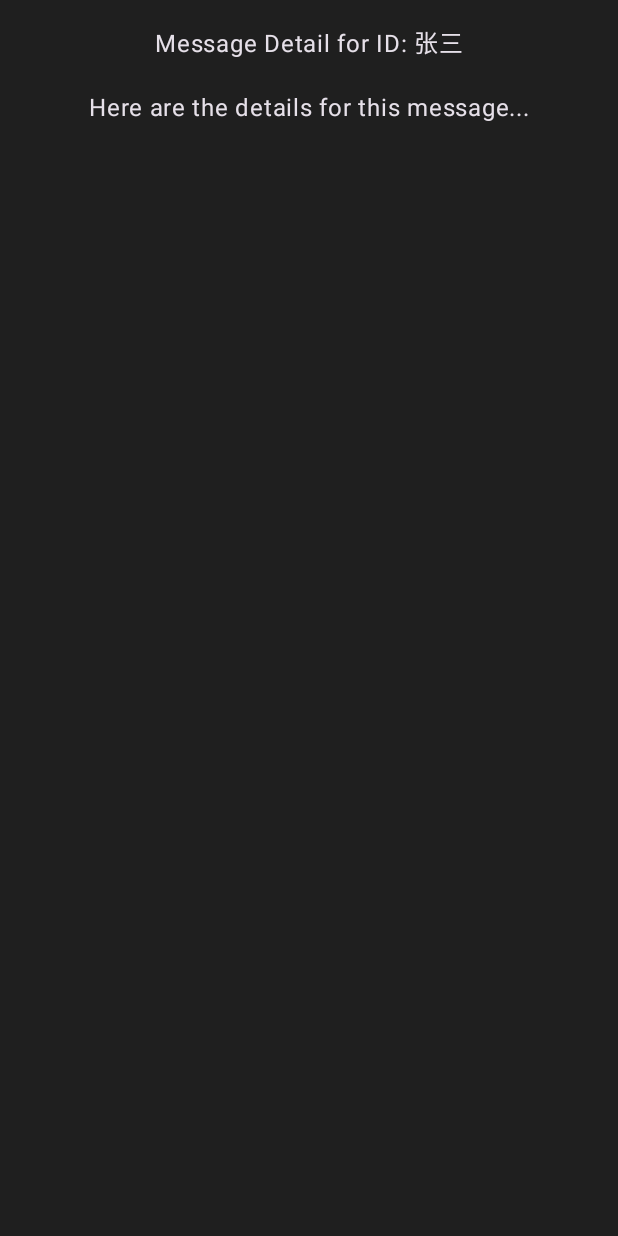
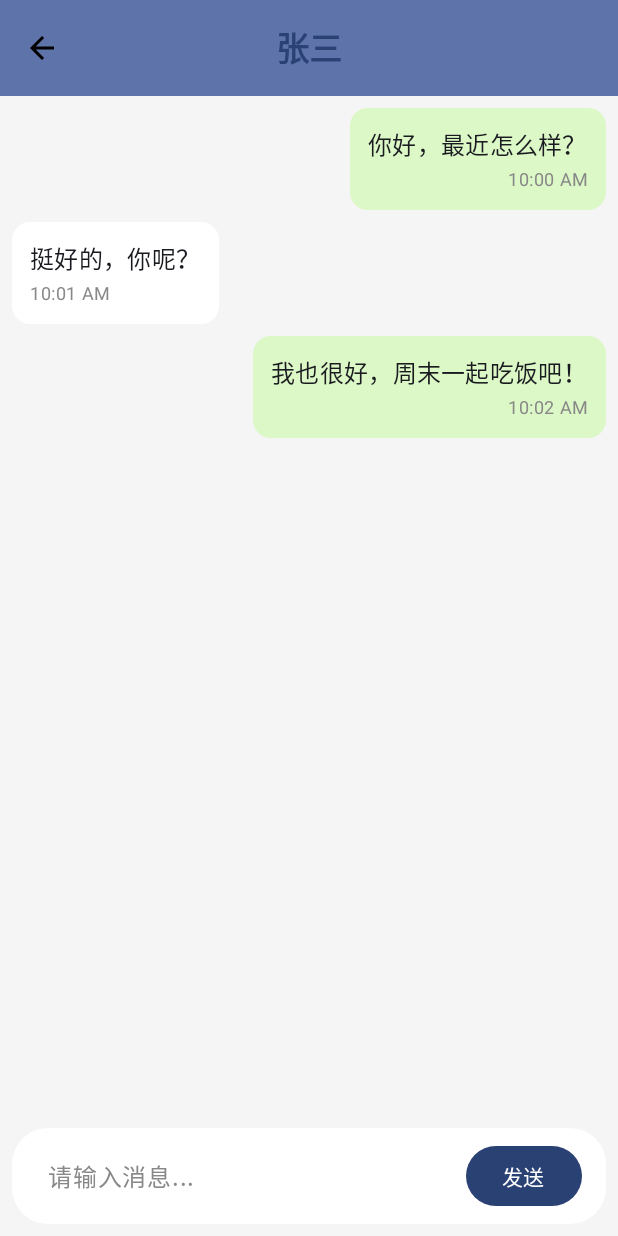
Before and after one commit to MislayG323/MWeiChat, an Android app built with Jetpack Compose: the screen it shows after launch (MainActivity), after a tap on "张三", on a phone screen of 412 x 824 dp. Run offline under Robolectric (Android 15) with nearby library versions, the phone set to English and light mode, and no system bars.

Commit message:
新增：聊天详情页发送消息

```diff
--- a/app/src/main/AndroidManifest.xml
+++ b/app/src/main/AndroidManifest.xml
@@ -16,7 +16,8 @@
             android:name=".MainActivity"
             android:exported="true"
             android:label="@string/app_name"
-            android:theme="@style/Theme.MWeiChat">
+            android:theme="@style/Theme.MWeiChat"
+            android:windowSoftInputMode="adjustResize">
             <intent-filter>
                 <action android:name="android.intent.action.MAIN" />
 
--- a/app/src/main/java/com/example/mweichat/AppNavigation.kt
+++ b/app/src/main/java/com/example/mweichat/AppNavigation.kt
@@ -11,7 +11,8 @@ import androidx.navigation.NavHostController
 import androidx.navigation.compose.NavHost
 import androidx.navigation.compose.composable
 import com.example.home.HomeScreen
-import com.example.home.MessageDetailScreen
+import com.example.home.Message
+import com.example.home.WeChatChatScreen
 
 @Composable
 fun AppNavigation(navController: NavHostController, modifier: Modifier = Modifier) {
@@ -27,7 +28,17 @@ fun AppNavigation(navController: NavHostController, modifier: Modifier = Modifie
             // 从 NavBackStackEntry 中获取参数
             val messageId = backStackEntry.arguments?.getString("messageId")
             messageId?.let {
-                MessageDetailScreen(it)
+                val messages = listOf(
+                    Message("user1", "你好，最近怎么样？", "10:00 AM"),
+                    Message("user2", "挺好的，你呢？", "10:01 AM"),
+                    Message("user1", "我也很好，周末一起吃饭吧！", "10:02 AM")
+                )
+                WeChatChatScreen(
+                    messages = messages,
+                    currentUser = "user1",
+                    chatTitle = messageId,
+                    onBack = { navController.popBackStack() }
+                )
             }
         }
     }
--- a/app/src/main/java/com/example/mweichat/ui/theme/Theme.kt
+++ b/app/src/main/java/com/example/mweichat/ui/theme/Theme.kt
@@ -58,14 +58,7 @@ fun MWeiChatTheme(
     val weChatTextSecondary = Color(0xFFAAAAAA)
 
     MaterialTheme(
-        colorScheme = darkColorScheme(
-            primary = weChatTextPrimary,
-            onPrimary = Color.Black,
-            background = weChatDarkBackground,
-            surface = weChatDarkSurface,
-            onSurface = weChatTextPrimary,
-            secondary = weChatTextSecondary,
-        ),
+        colorScheme = colorScheme,
         typography = Typography,
         content = content
     )
--- /dev/null
+++ b/modules/home/src/main/java/com/example/home/ChatDetailScreen.kt
@@ -0,0 +1,226 @@
+package com.example.home
+
+import androidx.compose.foundation.background
+import androidx.compose.foundation.layout.Arrangement
+import androidx.compose.foundation.layout.Column
+import androidx.compose.foundation.layout.Row
+import androidx.compose.foundation.layout.Spacer
+import androidx.compose.foundation.layout.fillMaxSize
+import androidx.compose.foundation.layout.fillMaxWidth
+import androidx.compose.foundation.layout.height
+import androidx.compose.foundation.layout.imePadding
+import androidx.compose.foundation.layout.padding
+import androidx.compose.foundation.layout.width
+import androidx.compose.foundation.layout.widthIn
+import androidx.compose.foundation.rememberScrollState
+import androidx.compose.foundation.shape.RoundedCornerShape
+import androidx.compose.foundation.text.BasicTextField
+import androidx.compose.foundation.verticalScroll
+import androidx.compose.material.icons.Icons
+import androidx.compose.material.icons.filled.ArrowBack
+import androidx.compose.material3.Button
+import androidx.compose.material3.CenterAlignedTopAppBar
+import androidx.compose.material3.ExperimentalMaterial3Api
+import androidx.compose.material3.Icon
+import androidx.compose.material3.IconButton
+import androidx.compose.material3.MaterialTheme
+import androidx.compose.material3.Scaffold
+import androidx.compose.material3.Text
+import androidx.compose.material3.TopAppBarDefaults
+import androidx.compose.material3.rememberTopAppBarState
+import androidx.compose.runtime.Composable
+import androidx.compose.runtime.getValue
+import androidx.compose.runtime.mutableStateOf
+import androidx.compose.runtime.remember
+import androidx.compose.runtime.setValue
+import androidx.compose.ui.Alignment
+import androidx.compose.ui.Modifier
+import androidx.compose.ui.graphics.Color
+import androidx.compose.ui.text.font.FontWeight
+import androidx.compose.ui.text.style.TextAlign
+import androidx.compose.ui.text.style.TextOverflow
+import androidx.compose.ui.tooling.preview.Preview
+import androidx.compose.ui.unit.dp
+import androidx.compose.ui.unit.sp
+
+@OptIn(ExperimentalMaterial3Api::class)
+@Composable
+fun WeChatChatScreen(messages: List<Message>, currentUser: String, chatTitle: String, onBack: () -> Unit) {
+    var messageList by remember { mutableStateOf(messages) }
+    var newMessageContent by remember { mutableStateOf("") }
+    val scrollBehavior = TopAppBarDefaults.pinnedScrollBehavior(rememberTopAppBarState())
+    Scaffold(
+        topBar = {
+            CenterAlignedTopAppBar(
+                colors = TopAppBarDefaults.centerAlignedTopAppBarColors(
+                    containerColor = MaterialTheme.colorScheme.primaryContainer,
+                    titleContentColor = MaterialTheme.colorScheme.primary,
+                ),
+                title = {
+                    Text(
+                        chatTitle,
+                        maxLines = 1,
+                        overflow = TextOverflow.Ellipsis,
+                        style = MaterialTheme.typography.titleLarge.copy(fontWeight = FontWeight.Bold)
+                    )
+                },
+                navigationIcon = {
+                    IconButton(onClick = onBack) {
+                        Icon(
+                            imageVector = Icons.Default.ArrowBack,
+                            contentDescription = "Back",
+                            tint = Color.Black
+                        )
+                    }
+                },
+                scrollBehavior = scrollBehavior,
+            )
+        }
+    ) { innerPadding ->
+        Column(
+            modifier = Modifier
+                .fillMaxSize()
+                .background(Color(0xFFF5F5F5))
+                .padding(innerPadding)
+                .imePadding() // 添加此修饰符
+        ) {
+            // Message List
+            Column(
+                modifier = Modifier
+                    .weight(1f)
+                    .verticalScroll(rememberScrollState())
+                    .padding(8.dp)
+            ) {
+                messageList.forEach { message ->
+                    if (message.sender == currentUser) {
+                        SentMessageBubble(message)
+                    } else {
+                        ReceivedMessageBubble(message)
+                    }
+                    Spacer(modifier = Modifier.height(8.dp))
+                }
+            }
+
+            // Input Bar
+            Row(
+                modifier = Modifier
+                    .fillMaxWidth()
+                    .padding(8.dp)
+                    .background(Color.White, RoundedCornerShape(24.dp))
+                    .padding(horizontal = 16.dp, vertical = 8.dp),
+                verticalAlignment = Alignment.CenterVertically
+            ) {
+                BasicTextField(
+                    value = newMessageContent,
+                    onValueChange = { newMessageContent = it },
+                    modifier = Modifier
+                        .weight(1f)
+                        .padding(8.dp),
+                    singleLine = true,
+                    decorationBox = { innerTextField ->
+                        if (newMessageContent.isEmpty()) {
+                            Text("请输入消息...", color = Color.Gray)
+                        }
+                        innerTextField()
+                    }
+                )
+
+                Spacer(modifier = Modifier.width(8.dp))
+
+                Button(onClick = {
+                    if (newMessageContent.isNotBlank()) {
+                        messageList = messageList + Message(currentUser, newMessageContent, "现在")
+                        newMessageContent = ""
+                    }
+                }) {
+                    Text("发送")
+                }
+            }
+        }
+    }
+}
+
+
+@Composable
+fun SentMessageBubble(message: Message) {
+    Row(
+        modifier = Modifier.fillMaxWidth(),
+        horizontalArrangement = Arrangement.End
+    ) {
+        Column(
+            horizontalAlignment = Alignment.End,
+            modifier = Modifier
+                .background(Color(0xFFDCF8C6), RoundedCornerShape(12.dp))
+                .padding(12.dp)
+                .widthIn(max = 250.dp)
+        ) {
+            Text(
+                text = message.content,
+                style = MaterialTheme.typography.bodyMedium,
+                fontSize = 16.sp
+            )
+            Spacer(modifier = Modifier.height(4.dp))
+            Text(
+                text = message.timestamp,
+                style = MaterialTheme.typography.bodySmall,
+                color = Color.Gray,
+                fontSize = 12.sp,
+                textAlign = TextAlign.End
+            )
+        }
+    }
+}
+
+@Composable
+fun ReceivedMessageBubble(message: Message) {
+    Row(
+        modifier = Modifier.fillMaxWidth(),
+        horizontalArrangement = Arrangement.Start
+    ) {
+        Column(
+            horizontalAlignment = Alignment.Start,
+            modifier = Modifier
+                .background(Color.White, RoundedCornerShape(12.dp))
+                .padding(12.dp)
+                .widthIn(max = 250.dp)
+        ) {
+            Text(
+                text = message.content,
+                style = MaterialTheme.typography.bodyMedium,
+                fontSize = 16.sp
+            )
+            Spacer(modifier = Modifier.height(4.dp))
+            Text(
+                text = message.timestamp,
+                style = MaterialTheme.typography.bodySmall,
+                color = Color.Gray,
+                fontSize = 12.sp,
+                textAlign = TextAlign.Start
+            )
+        }
+    }
+}
+
+// Sample data class for a message
+data class Message(
+    val sender: String,
+    val content: String,
+    val timestamp: String
+)
+
+
+@Preview
+@Composable
+fun ChatApp() {
+    val initialMessages = listOf(
+        Message("user1", "你好，最近怎么样？", "10:00 AM"),
+        Message("user2", "挺好的，你呢？", "10:01 AM"),
+        Message("user1", "周末一起吃饭吧！", "10:02 AM")
+    )
+    WeChatChatScreen(
+        messages = initialMessages,
+        currentUser = "user1",
+        chatTitle = "微信好友",
+        onBack = { /* 返回逻辑 */ }
+    )
+}
--- a/modules/home/src/main/java/com/example/home/HomeScreen.kt
+++ b/modules/home/src/main/java/com/example/home/HomeScreen.kt
@@ -2,39 +2,25 @@ package com.example.home
 
 import ChatItem
 import ListItem
-import androidx.compose.foundation.background
-import androidx.compose.foundation.layout.Column
 import androidx.compose.foundation.layout.PaddingValues
-import androidx.compose.foundation.layout.Spacer
 import androidx.compose.foundation.layout.fillMaxSize
-import androidx.compose.foundation.layout.height
 import androidx.compose.foundation.layout.padding
 import androidx.compose.foundation.lazy.LazyColumn
 import androidx.compose.foundation.lazy.items
 import androidx.compose.material3.ExperimentalMaterial3Api
-import androidx.compose.material3.MaterialTheme
 import androidx.compose.material3.Scaffold
-import androidx.compose.material3.Text
 import androidx.compose.material3.TopAppBarDefaults
 import androidx.compose.material3.rememberTopAppBarState
 import androidx.compose.runtime.Composable
-import androidx.compose.ui.Alignment
 import androidx.compose.ui.Modifier
-import androidx.compose.ui.graphics.Color
 import androidx.compose.ui.input.nestedscroll.nestedScroll
 import androidx.compose.ui.tooling.preview.Preview
-import androidx.compose.ui.unit.dp
 import androidx.navigation.NavController
 import androidx.navigation.compose.rememberNavController
 
 @OptIn(ExperimentalMaterial3Api::class)
 @Composable
 fun HomeScreen(navController: NavController) {
-    // 定义微信 Dark 模式背景色
-    val weChatDarkBackground = Color(0xFF1F1F1F)
-    val weChatDarkSurface = Color(0xFF2C2C2C)
-    val weChatTextPrimary = Color(0xFFECECEC)
-    val weChatTextSecondary = Color(0xFFAAAAAA)
 
     val scrollBehavior = TopAppBarDefaults.pinnedScrollBehavior(rememberTopAppBarState())
     val items = listOf(
@@ -52,16 +38,12 @@ fun HomeScreen(navController: NavController) {
                 onActionClick = { /* do something */ },
                 scrollBehavior = scrollBehavior
             )
-        },
-        containerColor = weChatDarkBackground
+        }
     ) { innerPadding ->
         ChatList(
             navController = navController,
             innerPadding = innerPadding,
-            items = items,
-            backgroundColor = weChatDarkSurface,
-            textColorPrimary = weChatTextPrimary,
-            textColorSecondary = weChatTextSecondary
+            items = items
         )
     }
 }
@@ -71,14 +53,10 @@ fun ChatList(
     navController: NavController,
     innerPadding: PaddingValues,
     items: List<ListItem>,
-    backgroundColor: Color,
-    textColorPrimary: Color,
-    textColorSecondary: Color
 ) {
     LazyColumn(
         modifier = Modifier
             .fillMaxSize()
-            .background(backgroundColor)
             .padding(innerPadding)
     ) {
         items(items) { item ->
@@ -87,8 +65,6 @@ fun ChatList(
                 name = item.name,
                 message = item.message,
                 time = item.time,
-                textColorPrimary = textColorPrimary,
-                textColorSecondary = textColorSecondary,
                 onClick = {
                     // 跳转到详情页并传递 messageId 参数
                     navController.navigate("detail/${item.name}")
@@ -99,20 +75,6 @@ fun ChatList(
 }
 
 @Composable
-fun MessageDetailScreen(messageId: String) {
-    Column(
-        modifier = Modifier
-            .fillMaxSize()
-            .padding(16.dp),
-        horizontalAlignment = Alignment.CenterHorizontally
-    ) {
-        Text("Message Detail for ID: $messageId", style = MaterialTheme.typography.bodyLarge)
-        Spacer(modifier = Modifier.height(20.dp))
-        Text("Here are the details for this message...")
-    }
-}
-
-@Composable
 @Preview(showBackground = true)
 fun PreviewHomeScreen() {
     val navController = rememberNavController()
--- a/modules/home/src/main/java/com/example/home/MessageItemWidget.kt
+++ b/modules/home/src/main/java/com/example/home/MessageItemWidget.kt
@@ -27,8 +27,6 @@ fun ChatItem(
     name: String,
     message: String,
     time: String,
-    textColorPrimary: Color,
-    textColorSecondary: Color,
     onClick: () -> Unit // 增加点击回调参数
 ) {
     Row(
@@ -55,7 +53,6 @@ fun ChatItem(
         ) {
             Text(
                 text = name,
-                color = textColorPrimary,
                 style = MaterialTheme.typography.bodyLarge,
                 maxLines = 1,
                 overflow = TextOverflow.Ellipsis
@@ -65,7 +62,6 @@ fun ChatItem(
 
             Text(
                 text = message,
-                color = textColorSecondary,
                 style = MaterialTheme.typography.bodyMedium,
                 maxLines = 1,
                 overflow = TextOverflow.Ellipsis
@@ -75,7 +71,6 @@ fun ChatItem(
         // 消息时间
         Text(
             text = time,
-            color = textColorSecondary,
             style = MaterialTheme.typography.bodySmall,
             fontSize = 12.sp
         )
@@ -92,8 +87,6 @@ fun PreviewChatItem() {
         name = "张三",
         message = "这是最后一条消息",
         time = "12:30",
-        textColorPrimary = Color(0xFFECECEC),
-        textColorSecondary = Color(0xFFAAAAAA),
         onClick = {
 
         }
```
